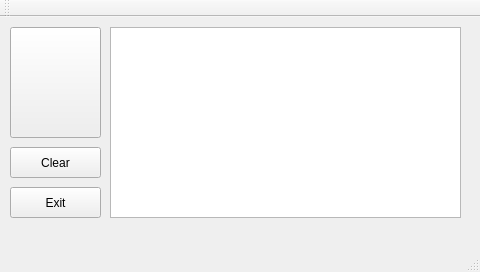
Qt form Software/GUI/Systemtest/systemtester.ui (CodingBeagle/IHA_3_Semester_Project) before a commit.
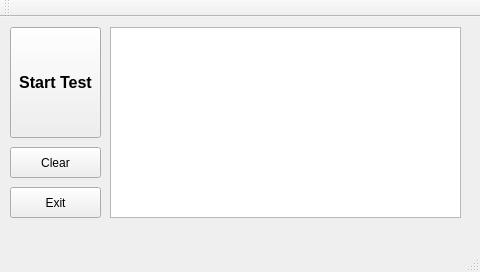
The same form after that commit. Icons and pictures are not drawn.

```diff
--- a/Software/GUI/Systemtest/systemtester.ui
+++ b/Software/GUI/Systemtest/systemtester.ui
@@ -29,11 +29,19 @@
       <height>111</height>
      </rect>
     </property>
+    <property name="font">
+     <font>
+      <pointsize>12</pointsize>
+      <weight>75</weight>
+      <italic>false</italic>
+      <bold>true</bold>
+     </font>
+    </property>
     <property name="styleSheet">
      <string notr="true">border-image: url(:/new/BackImage/background.jpg)</string>
     </property>
     <property name="text">
-     <string/>
+     <string>Start Test</string>
     </property>
    </widget>
    <widget class="QTextBrowser" name="systemText">
```
Left out of the diff: 3 changed lines with no effect on the pictures.
